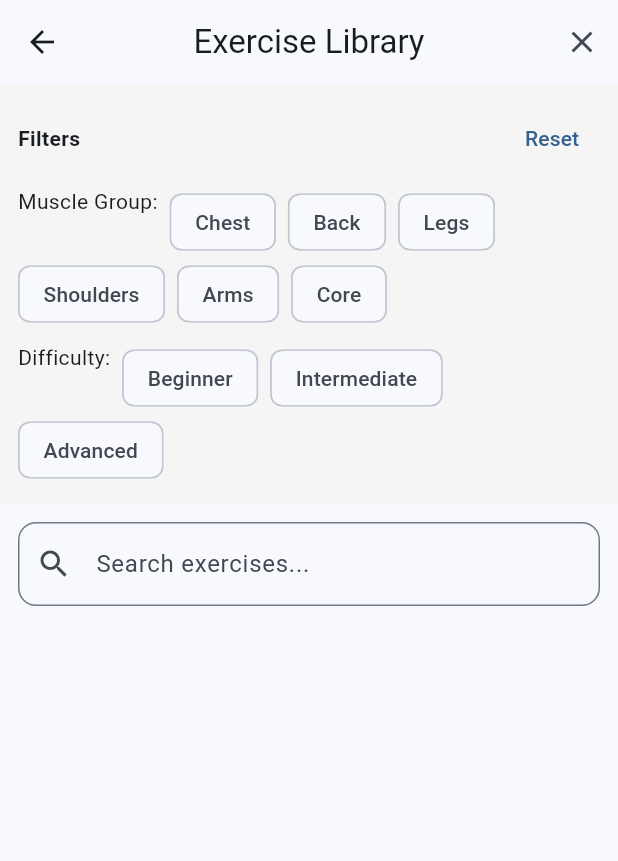
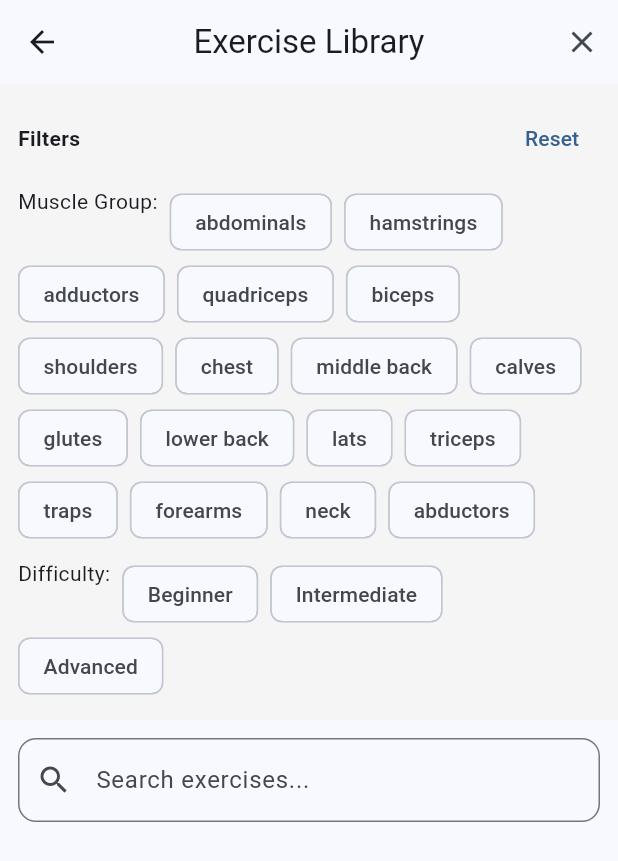
Before and after one commit to KATTSS/Workout_planner, a Flutter app: the ExerciseCatalogScreen screen opened directly, after a tap on the "filter list" icon, on a phone screen of 412 x 824 dp. Shown: the top 861 px of the screen. Run offline on Flutter 3.47's test engine with Material 3 defaults, Android fonts, the phone set to English and light mode, and no system bars; our stand-ins replace flutter_riverpod, sqflite; accounts and stored records are empty; statements that could not run were skipped.

Commit message:
Fix: correct muscle filter work

```diff
--- a/workout_planner/lib/Features/Presentation/Screens/exercise_catalog_screen.dart
+++ b/workout_planner/lib/Features/Presentation/Screens/exercise_catalog_screen.dart
@@ -135,7 +135,25 @@ class _ExerciseCatalogScreenState extends ConsumerState<ExerciseCatalogScreen> {
 
   Widget _buildFiltersPanel() {
     final filters = ref.watch(exerciseFiltersProvider);
-    final muscleGroups = ['Chest', 'Back', 'Legs', 'Shoulders', 'Arms', 'Core'];
+    final muscleGroups = [
+      'abdominals',
+      'hamstrings',
+      'adductors',
+      'quadriceps',
+      'biceps',
+      'shoulders',
+      'chest',
+      'middle back',
+      'calves',
+      'glutes',
+      'lower back',
+      'lats',
+      'triceps',
+      'traps',
+      'forearms',
+      'neck',
+      'abductors',
+    ];
     final difficulties = ['Beginner', 'Intermediate', 'Advanced'];
 
     return Container(
```
